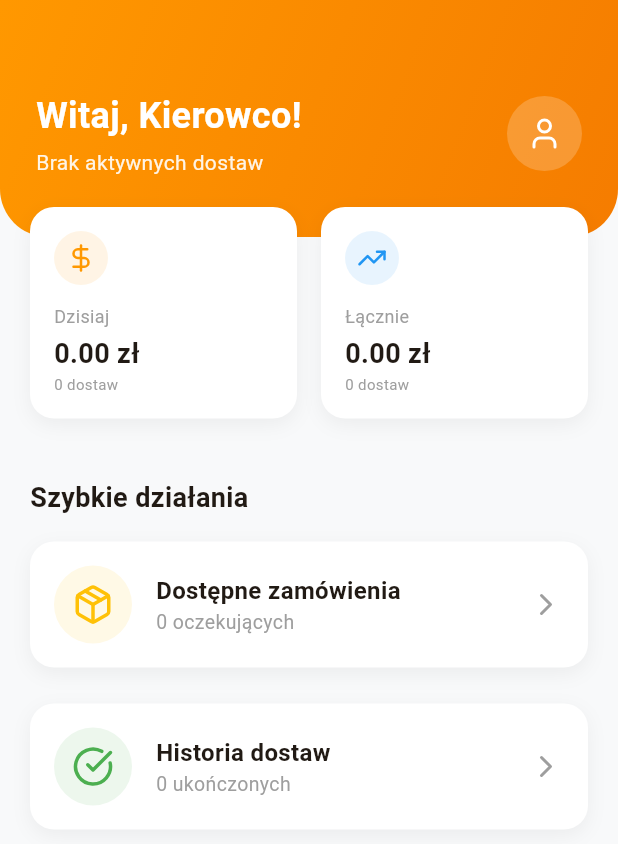
After one commit to extraterestra/delivery-app-flutter, a Flutter app: the DashboardScreen screen opened directly, on a phone screen of 412 x 824 dp. The commit adds this screen. Shown: the top 844 px of the screen. Run offline on Flutter 3.47's test engine with Material 3 defaults, Android fonts, the phone set to English and light mode, and no system bars; our stand-ins replace flutter_secure_storage, lucide_icons; accounts and stored records are empty; network calls fail.

Commit message:
Work in progress: [SCRUM-88] Integrate order stages and dashboard screen

```diff
--- a/lib/main.dart
+++ b/lib/main.dart
@@ -4,6 +4,7 @@ import 'providers/auth_provider.dart';
 import 'providers/order_provider.dart';
 import 'screens/auth_screen.dart';
 import 'screens/orders_screen.dart';
+import 'screens/dashboard_screen.dart';
 
 void main() {
   runApp(
@@ -48,7 +49,7 @@ class AuthWrapper extends StatelessWidget {
     }
 
     if (authProvider.user != null) {
-      return const OrdersScreen();
+      return const DashboardScreen();
     }
 
     return const AuthScreen();
--- a/lib/models/order_model.dart
+++ b/lib/models/order_model.dart
@@ -37,6 +37,8 @@ class Order {
   final double customerLat;
   final double customerLng;
   final Restaurant? restaurant;
+  final DateTime? deliveredAt;
+  final double? driverPayoutAmount;
 
   Order({
     required this.id,
@@ -51,6 +53,8 @@ class Order {
     required this.customerLat,
     required this.customerLng,
     this.restaurant,
+    this.deliveredAt,
+    this.driverPayoutAmount,
   });
 
   factory Order.fromJson(Map<String, dynamic> json) {
@@ -67,6 +71,8 @@ class Order {
       customerLat: (json['customer_lat'] ?? 0).toDouble(),
       customerLng: (json['customer_lng'] ?? 0).toDouble(),
       restaurant: json['restaurant'] != null ? Restaurant.fromJson(json['restaurant']) : null,
+      deliveredAt: json['delivered_at'] != null ? DateTime.parse(json['delivered_at']) : null,
+      driverPayoutAmount: json['driver_payout_amount'] != null ? (json['driver_payout_amount'] as num).toDouble() : null,
     );
   }
 }
--- a/lib/providers/order_provider.dart
+++ b/lib/providers/order_provider.dart
@@ -6,11 +6,33 @@ class OrderProvider with ChangeNotifier {
   final ApiService _apiService = ApiService();
   List<Order> _availableOrders = [];
   List<Order> _activeOrders = [];
+  List<Order> _completedOrders = [];
   bool _loading = false;
 
   List<Order> get availableOrders => _availableOrders;
   List<Order> get activeOrders => _activeOrders;
+  List<Order> get completedOrders => _completedOrders;
   bool get loading => _loading;
+
+  double get todayEarnings {
+    final now = DateTime.now();
+    return _completedOrders.where((order) {
+      if (order.deliveredAt == null) return false;
+      return order.deliveredAt!.year == now.year &&
+          order.deliveredAt!.month == now.month &&
+          order.deliveredAt!.day == now.day;
+    }).fold(0.0, (sum, order) => sum + (order.driverPayoutAmount ?? order.deliveryFee));
+  }
+
+  int get todayDeliveriesCount {
+    final now = DateTime.now();
+    return _completedOrders.where((order) {
+      if (order.deliveredAt == null) return false;
+      return order.deliveredAt!.year == now.year &&
+          order.deliveredAt!.month == now.month &&
+          order.deliveredAt!.day == now.day;
+    }).length;
+  }
 
   OrderProvider() {
     _apiService.init();
@@ -25,6 +47,9 @@ class OrderProvider with ChangeNotifier {
 
       final List<dynamic> activeData = await _apiService.request('/api/orders/delivery/active');
       _activeOrders = activeData.map((json) => Order.fromJson(json)).toList();
+
+      final List<dynamic> completedData = await _apiService.request('/api/orders/delivery/history');
+      _completedOrders = completedData.map((json) => Order.fromJson(json)).toList();
     } catch (e) {
       print('Error fetching orders: $e');
     } finally {
--- /dev/null
+++ b/lib/screens/dashboard_screen.dart
@@ -0,0 +1,278 @@
+import 'package:flutter/material.dart';
+import 'package:provider/provider.dart';
+import 'package:lucide_icons/lucide_icons.dart';
+import '../providers/auth_provider.dart';
+import '../providers/order_provider.dart';
+import 'orders_screen.dart';
+
+class DashboardScreen extends StatefulWidget {
+  const DashboardScreen({super.key});
+
+  @override
+  State<DashboardScreen> createState() => _DashboardScreenState();
+}
+
+class _DashboardScreenState extends State<DashboardScreen> {
+  @override
+  void initState() {
+    super.initState();
+    WidgetsBinding.instance.addPostFrameCallback((_) {
+      context.read<OrderProvider>().fetchOrders();
+    });
+  }
+
+  @override
+  Widget build(BuildContext context) {
+    final authProvider = context.watch<AuthProvider>();
+    final orderProvider = context.watch<OrderProvider>();
+    final profile = authProvider.profile;
+
+    return Scaffold(
+      backgroundColor: const Color(0xFFF8F9FA),
+      body: SingleChildScrollView(
+        child: Column(
+          children: [
+            // Header with Gradient
+            Container(
+              padding: const EdgeInsets.only(top: 60, left: 24, right: 24, bottom: 40),
+              decoration: const BoxDecoration(
+                gradient: LinearGradient(
+                  colors: [Color(0xFFFF9800), Color(0xFFF57C00)],
+                  begin: Alignment.topLeft,
+                  end: Alignment.bottomRight,
+                ),
+                borderRadius: BorderRadius.only(
+                  bottomLeft: Radius.circular(32),
+                  bottomRight: Radius.circular(32),
+                ),
+              ),
+              child: Column(
+                crossAxisAlignment: CrossAxisAlignment.start,
+                children: [
+                  Row(
+                    mainAxisAlignment: MainAxisAlignment.spaceBetween,
+                    children: [
+                      Column(
+                        crossAxisAlignment: CrossAxisAlignment.start,
+                        children: [
+                          Text(
+                            'Witaj, ${profile?.fullName.split(' ')[0] ?? 'Kierowco'}!',
+                            style: const TextStyle(
+                              color: Colors.white,
+                              fontSize: 24,
+                              fontWeight: FontWeight.bold,
+                            ),
+                          ),
+                          const SizedBox(height: 4),
+                          Text(
+                            orderProvider.activeOrders.isEmpty
+                                ? 'Brak aktywnych dostaw'
+                                : 'Masz ${orderProvider.activeOrders.length} aktywną dostawę',
+                            style: TextStyle(
+                              color: Colors.white.withOpacity(0.9),
+                              fontSize: 14,
+                            ),
+                          ),
+                        ],
+                      ),
+                      CircleAvatar(
+                        radius: 25,
+                        backgroundColor: Colors.white.withOpacity(0.2),
+                        child: const Icon(LucideIcons.user, color: Colors.white),
+                      ),
+                    ],
+                  ),
+                ],
+              ),
+            ),
+
+            // Stats Cards
+            Transform.translate(
+              offset: const Offset(0, -20),
+              child: Padding(
+                padding: const EdgeInsets.symmetric(horizontal: 20),
+                child: Row(
+                  children: [
+                    Expanded(
+                      child: _buildStatCard(
+                        'Dzisiaj',
+                        '${orderProvider.todayEarnings.toStringAsFixed(2)} zł',
+                        '${orderProvider.todayDeliveriesCount} dostaw',
+                        LucideIcons.dollarSign,
+                        Colors.orange,
+                      ),
+                    ),
+                    const SizedBox(width: 16),
+                    Expanded(
+                      child: _buildStatCard(
+                        'Łącznie',
+                        '${profile?.totalEarnings.toStringAsFixed(2) ?? '0.00'} zł',
+                        '${orderProvider.completedOrders.length} dostaw',
+                        LucideIcons.trendingUp,
+                        Colors.blue,
+                      ),
+                    ),
+                  ],
+                ),
+              ),
+            ),
+
+            // Quick Actions
+            Padding(
+              padding: const EdgeInsets.all(20),
+              child: Column(
+                crossAxisAlignment: CrossAxisAlignment.start,
+                children: [
+                  const Text(
+                    'Szybkie działania',
+                    style: TextStyle(fontSize: 18, fontWeight: FontWeight.bold),
+                  ),
+                  const SizedBox(height: 16),
+
+                  // Available Orders Card
+                  _buildActionCard(
+                    'Dostępne zamówienia',
+                    '${orderProvider.availableOrders.length} oczekujących',
+                    LucideIcons.package,
+                    Colors.amber,
+                    onTap: () => Navigator.push(
+                      context,
+                      MaterialPageRoute(builder: (context) => const OrdersScreen()),
+                    ),
+                    badge: orderProvider.availableOrders.length,
+                  ),
+
+                  const SizedBox(height: 12),
+
+                  // Active Delivery Card (Show only if active)
+                  if (orderProvider.activeOrders.isNotEmpty)
+                    _buildActionCard(
+                      'Aktywna dostawa',
+                      'Kliknij, aby kontynuować',
+                      LucideIcons.clock,
+                      Colors.orange,
+                      onTap: () => Navigator.push(
+                        context,
+                        MaterialPageRoute(builder: (context) => const OrdersScreen()),
+                      ),
+                      isPrimary: true,
+                    ),
+
+                  const SizedBox(height: 12),
+
+                  // History Card
+                  _buildActionCard(
+                    'Historia dostaw',
+                    '${orderProvider.completedOrders.length} ukończonych',
+                    LucideIcons.checkCircle,
+                    Colors.green,
+                    onTap: () {
+                      // TODO: Implement History Screen
+                    },
+                  ),
+                ],
+              ),
+            ),
+          ],
+        ),
+      ),
+    );
+  }
+
+  Widget _buildStatCard(String title, String value, String subValue, IconData icon, Color color) {
+    return Container(
+      padding: const EdgeInsets.all(16),
+      decoration: BoxDecoration(
+        color: Colors.white,
+        borderRadius: BorderRadius.circular(16),
+        boxShadow: [
+          BoxShadow(
+            color: Colors.black.withOpacity(0.05),
+            blurRadius: 10,
+            offset: const Offset(0, 4),
+          ),
+        ],
+      ),
+      child: Column(
+        crossAxisAlignment: CrossAxisAlignment.start,
+        children: [
+          Container(
+            padding: const EdgeInsets.all(8),
+            decoration: BoxDecoration(
+              color: color.withOpacity(0.1),
+              shape: BoxShape.circle,
+            ),
+            child: Icon(icon, color: color, size: 20),
+          ),
+          const SizedBox(height: 12),
+          Text(title, style: const TextStyle(color: Colors.grey, fontSize: 12)),
+          const SizedBox(height: 4),
+          Text(value, style: const TextStyle(fontSize: 18, fontWeight: FontWeight.bold)),
+          Text(subValue, style: const TextStyle(color: Colors.grey, fontSize: 10)),
+        ],
+      ),
+    );
+  }
+
+  Widget _buildActionCard(
+    String title,
+    String subtitle,
+    IconData icon,
+    Color color, {
+    required VoidCallback onTap,
+    int? badge,
+    bool isPrimary = false,
+  }) {
+    return GestureDetector(
+      onTap: onTap,
+      child: Container(
+        padding: const EdgeInsets.all(16),
+        decoration: BoxDecoration(
+          color: Colors.white,
+          borderRadius: BorderRadius.circular(16),
+          border: isPrimary ? Border.all(color: Colors.orange, width: 2) : null,
+          boxShadow: [
+            BoxShadow(
+              color: Colors.black.withOpacity(0.05),
+              blurRadius: 10,
+              offset: const Offset(0, 4),
+            ),
+          ],
+        ),
+        child: Row(
+          children: [
+            Container(
+              padding: const EdgeInsets.all(12),
+              decoration: BoxDecoration(
+                color: color.withOpacity(0.1),
+                shape: BoxShape.circle,
+              ),
+              child: Icon(icon, color: color, size: 28),
+            ),
+            const SizedBox(width: 16),
+            Expanded(
+              child: Column(
+                crossAxisAlignment: CrossAxisAlignment.start,
+                children: [
+                  Text(title, style: const TextStyle(fontWeight: FontWeight.bold, fontSize: 16)),
+                  Text(subtitle, style: const TextStyle(color: Colors.grey, fontSize: 13)),
+                ],
+              ),
+            ),
+            if (badge != null && badge > 0)
+              Container(
+                padding: const EdgeInsets.all(8),
+                decoration: const BoxDecoration(color: Colors.orange, shape: BoxShape.circle),
+                child: Text(
+                  badge.toString(),
+                  style: const TextStyle(color: Colors.white, fontWeight: FontWeight.bold, fontSize: 12),
+                ),
+              )
+            else
+              const Icon(LucideIcons.chevronRight, color: Colors.grey),
+          ],
+        ),
+      ),
+    );
+  }
+}
--- a/pubspec.yaml
+++ b/pubspec.yaml
@@ -38,6 +38,7 @@ dependencies:
   provider: ^6.1.1
   flutter_secure_storage: ^9.0.0
   lucide_icons: ^0.257.0
+  intl: ^0.19.0
 
 dev_dependencies:
   flutter_test:
```
Also changed, not shown: pubspec.lock, 1 other file.
